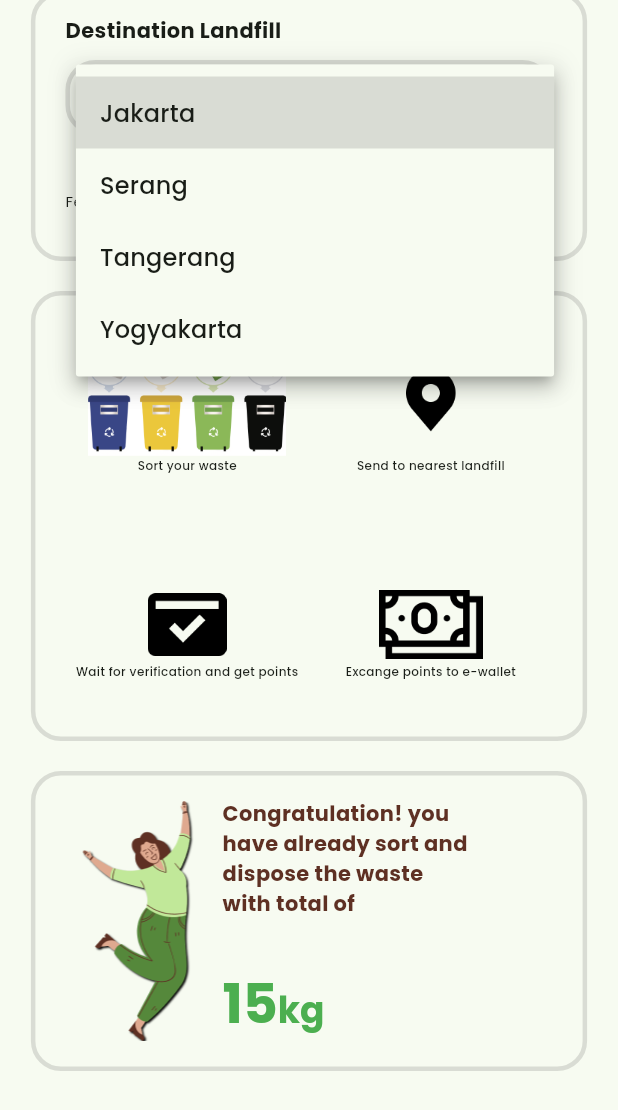
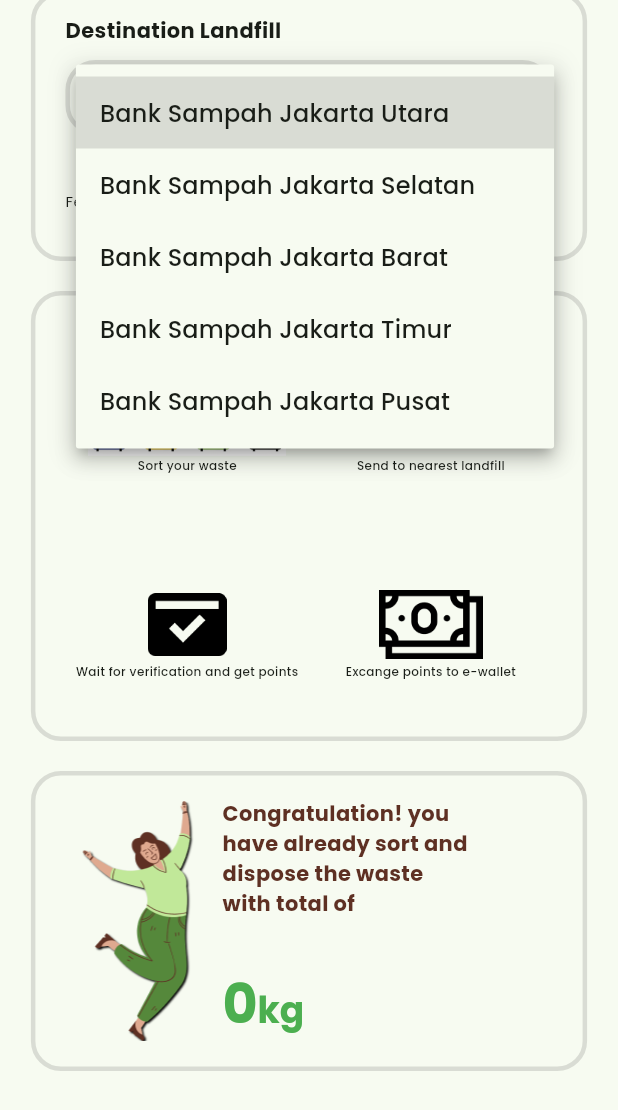
Before and after one commit to DejanPutraPratama/final_project_group4, a Flutter app: the HomePage screen opened directly with empty values, scrolled down 311 dp, after a tap on "Please select location", on a phone screen of 412 x 824 dp. Shown: the top 1110 px of the screen. Run offline on Flutter 3.47's test engine with Material 3 defaults, Android fonts, the phone set to English and light mode, and no system bars; our stand-ins replace cloud_firestore, firebase_auth, firebase_core, firebase_storage, get, google_fonts and 2 more; missing offline and left inert: dart:ffi, date_picker_plus, email_otp; accounts and stored records are empty; network calls fail.

Commit message:
ALL APP FEATURES COMPLETED

```diff
--- a/lib/main.dart
+++ b/lib/main.dart
@@ -1,3 +1,4 @@
+import 'package:final_project_group4/page/login.dart';
 import 'package:final_project_group4/page/splashScreen.dart';
 import 'package:flutter/material.dart';
 import 'package:final_project_group4/firebase_options.dart';
@@ -24,7 +25,7 @@ class MyApp extends StatelessWidget {
           colorScheme: ColorScheme.fromSeed(seedColor: Colors.green),
           useMaterial3: true,
           fontFamily: GoogleFonts.poppins().fontFamily),
-      home: const SplashScreen(),
+      home: LoginScreen(hasLogOut: false),
     );
   }
 }
--- a/lib/navbar/navbar_navigation.dart
+++ b/lib/navbar/navbar_navigation.dart
@@ -105,6 +105,7 @@ class _NavbarNavigationState extends State<NavbarNavigation> {
                           MaterialPageRoute(
                               builder: (context) => DonateScreen(
                                     haveNavbar: false,
+                                    landfill: null,
                                   )));
                     },
                     shape: const CircleBorder(
--- a/lib/page/home_page.dart
+++ b/lib/page/home_page.dart
@@ -1,7 +1,10 @@
+import 'dart:ffi';
+
 import 'package:final_project_group4/controller/database.dart';
 import 'package:final_project_group4/navbar/navbar_controller.dart';
 import 'package:final_project_group4/page/Donatepage.dart';
 import 'package:final_project_group4/services/UserPointService.dart';
+import 'package:final_project_group4/services/waste_services.dart';
 import 'package:final_project_group4/utils/custom_colors.dart';
 import 'package:final_project_group4/widget/custom_widgets.dart';
 import 'package:firebase_auth/firebase_auth.dart';
@@ -23,6 +26,8 @@ class _HomePageState extends State<HomePage> {
   final userInfo = FirebaseAuth.instance.currentUser;
   int _userPoints = 0;
   final UserPointsService _userPointsService = UserPointsService();
+  final WasteServices _wasteServices = WasteServices();
+  double userWastedWeight = 0;
   var userData;
 
   @override
@@ -30,6 +35,7 @@ class _HomePageState extends State<HomePage> {
     super.initState();
     _loadUserPoints();
     _loadUserData();
+    _loadWastedData();
   }
 
   Future<void> _loadUserPoints() async {
@@ -47,9 +53,16 @@ class _HomePageState extends State<HomePage> {
     });
   }
 
+  Future _loadWastedData() async {
+    await _wasteServices.getWastedWeight(widget.userId).then((value) {
+      userWastedWeight = value;
+    });
+  }
+
   Future _onPullRefresh() async {
     await _loadUserData();
     await _loadUserPoints();
+    await _loadWastedData();
   }
 
   @override
@@ -180,21 +193,26 @@ class _HomePageState extends State<HomePage> {
                                       Icons.keyboard_arrow_down_rounded),
                                   items: const [
                                     DropdownMenuItem<String>(
-                                      value: 'Jakarta',
-                                      child: Text('Jakarta'),
+                                      value: 'Bank Sampah Jakarta Utara',
+                                      child: Text('Bank Sampah Jakarta Utara'),
                                     ),
                                     DropdownMenuItem<String>(
-                                      value: 'Serang',
-                                      child: Text("Serang"),
+                                      value: 'Bank Sampah Jakarta Selatan',
+                                      child:
+                                          Text("Bank Sampah Jakarta Selatan"),
                                     ),
                                     DropdownMenuItem<String>(
-                                      value: 'Tangerang',
-                                      child: Text("Tangerang"),
+                                      value: 'Bank Sampah Jakarta Barat',
+                                      child: Text("Bank Sampah Jakarta Barat"),
                                     ),
                                     DropdownMenuItem<String>(
-                                      value: 'Yogyakarta',
-                                      child: Text("Yogyakarta"),
-                                    )
+                                      value: 'Bank Sampah Jakarta Timur',
+                                      child: Text("Bank Sampah Jakarta Timur"),
+                                    ),
+                                    DropdownMenuItem<String>(
+                                      value: 'Bank Sampah Jakarta Pusat',
+                                      child: Text("Bank Sampah Jakarta Pusat"),
+                                    ),
                                   ],
                                   onChanged: dropdownCallback),
                             ),
@@ -220,6 +238,7 @@ class _HomePageState extends State<HomePage> {
                                               builder: (context) =>
                                                   DonateScreen(
                                                     haveNavbar: true,
+                                                    landfill: selectedItem,
                                                   )));
                                     },
                                     style: ElevatedButton.styleFrom(
@@ -354,7 +373,8 @@ class _HomePageState extends State<HomePage> {
                                   RichText(
                                       text: TextSpan(children: [
                                     TextSpan(
-                                        text: '15',
+                                        text:
+                                            userWastedWeight.toStringAsFixed(0),
                                         style: GoogleFonts.getFont('Poppins',
                                             textStyle: const TextStyle(
                                                 fontSize: 36,
--- a/lib/page/redeem/redeem.dart
+++ b/lib/page/redeem/redeem.dart
@@ -35,10 +35,7 @@ class _RedeemPageState extends State<RedeemPage> {
   }
 
   Future _onPullRefresh() async {
-    int points = await _userPointsService.getUserPoints(widget.userId);
-    setState(() {
-      _userPoints = points;
-    });
+    await _loadUserPoints();
   }
 
   @override
@@ -61,6 +58,7 @@ class _RedeemPageState extends State<RedeemPage> {
           ),
         ),
         body: SingleChildScrollView(
+          physics: const AlwaysScrollableScrollPhysics(),
           child: Column(
             crossAxisAlignment: CrossAxisAlignment.stretch,
             children: [
--- a/lib/page/registration.dart
+++ b/lib/page/registration.dart
@@ -595,7 +595,12 @@ class _NextRegistrationState extends State<NextRegistration> {
         'city': regisInfo.city,
         'gender': regisInfo.gender,
       };
+      Map<String, dynamic> initialPoints = {
+        'userId': userInfo.uid,
+        'amount': 10000,
+      };
       await database.addUser(userInfo.uid, newUserData);
+      await database.setInitialPoint(userInfo.uid, initialPoints);
       log("User created Succesfully");
       Navigator.push(
         context,
--- /dev/null
+++ b/lib/services/waste_services.dart
@@ -0,0 +1,25 @@
+import 'package:cloud_firestore/cloud_firestore.dart';
+
+class WasteServices {
+  Future<double> getWastedWeight(String userId) async {
+    double weight = 0;
+    try {
+      var snapshot = await FirebaseFirestore.instance
+          .collection('donate')
+          .where('userId', isEqualTo: userId)
+          .get();
+
+      if (snapshot.docs.isNotEmpty) {
+        for (var i = 0; i < snapshot.docs.length; i++) {
+          weight += snapshot.docs[i].data()['Weight'];
+        }
+        return weight;
+      } else {
+        return weight;
+      }
+    } catch (e) {
+      print("Error fetching user Wasted Weight: $e");
+      return 0;
+    }
+  }
+}
--- a/pubspec.yaml
+++ b/pubspec.yaml
@@ -61,9 +61,9 @@ dev_dependencies:
 flutter_native_splash:
   color: "#EAF0DF"
   image: assets/storbage_logo.png
-  android: true
-  ios: true
-  web: true
+  android: false
+  ios: false
+  web: false
   width: 200
 
 # For information on the generic Dart part of this file, see the
```
Also changed, not shown: lib/controller/database.dart (+7 -0 lines), lib/page/Donatepage.dart (+34 -21 lines), lib/page/detail_profile.dart (+9 -7 lines), lib/page/donate/donatesuccess.dart (+34 -16 lines), lib/page/donate/waitingdonate.dart (+13 -2 lines), lib/page/history.dart (+0 -10 lines), lib/page/profile_page.dart (+16 -18 lines), lib/services/UserPointService.dart (+7 -0 lines), lib/widget/popup_dialog.dart (+5 -3 lines), pubspec.lock.
